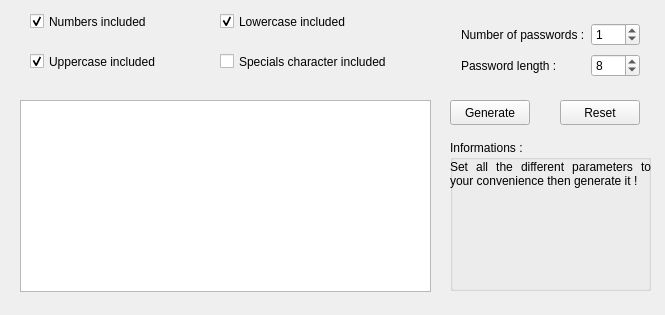
Old version of the form src/mainwindow.ui in the repository litelawliet/password_generator.
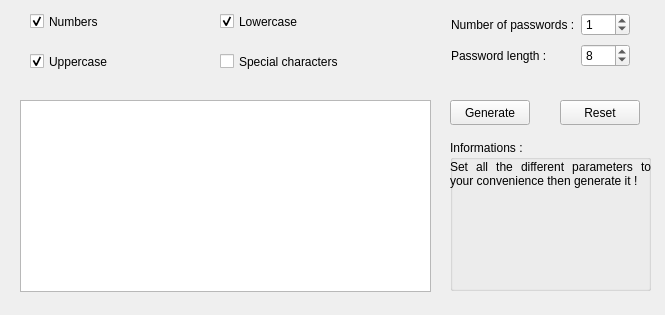
New version of the form. Icons and pictures are not drawn.

Patch:
```diff
--- a/src/mainwindow.ui
+++ b/src/mainwindow.ui
@@ -42,8 +42,8 @@
    <widget class="QWidget" name="gridLayoutWidget">
     <property name="geometry">
      <rect>
-      <x>450</x>
-      <y>10</y>
+      <x>440</x>
+      <y>0</y>
       <width>201</width>
       <height>80</height>
      </rect>
@@ -136,7 +136,7 @@
      </rect>
     </property>
     <property name="text">
-     <string>Numbers included</string>
+     <string>Numbers</string>
     </property>
     <property name="checked">
      <bool>true</bool>
@@ -152,7 +152,7 @@
      </rect>
     </property>
     <property name="text">
-     <string>Uppercase included</string>
+     <string>Uppercase</string>
     </property>
     <property name="checked">
      <bool>true</bool>
@@ -168,7 +168,7 @@
      </rect>
     </property>
     <property name="text">
-     <string>Lowercase included</string>
+     <string>Lowercase</string>
     </property>
     <property name="checked">
      <bool>true</bool>
@@ -184,7 +184,7 @@
      </rect>
     </property>
     <property name="text">
-     <string>Specials character included</string>
+     <string>Special characters</string>
     </property>
    </widget>
    <widget class="QGroupBox" name="groupBox">
```
